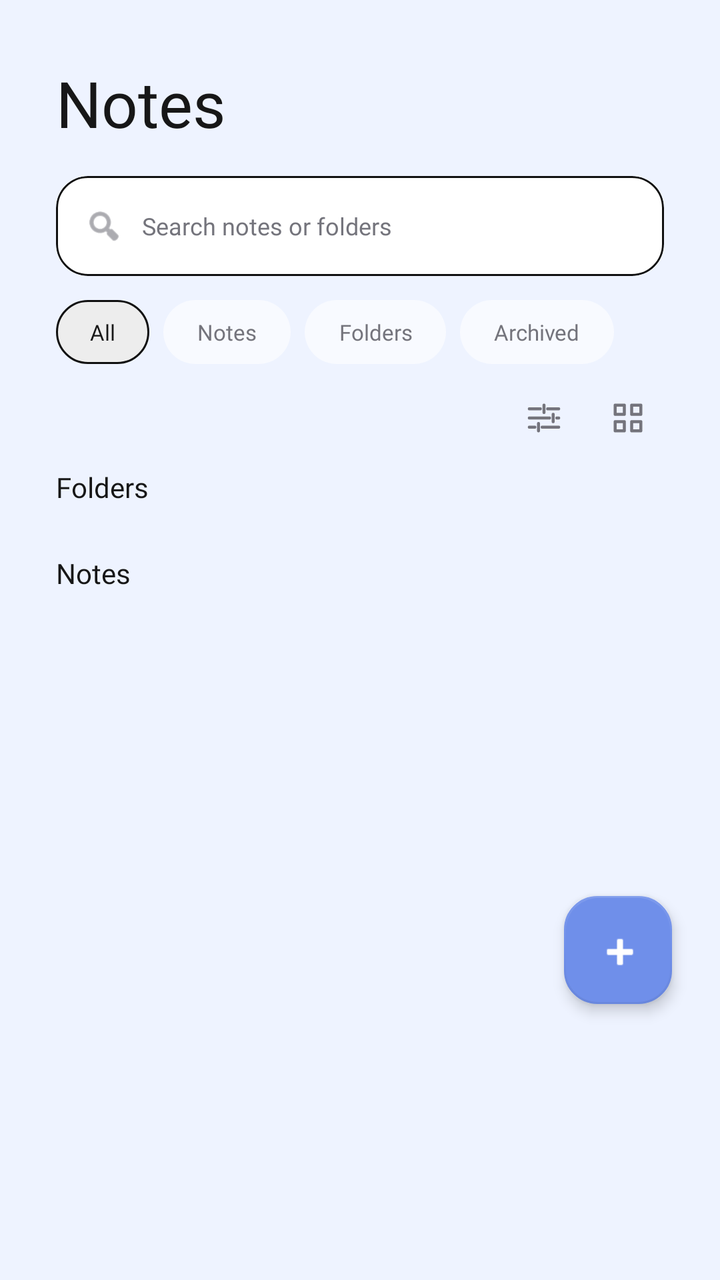
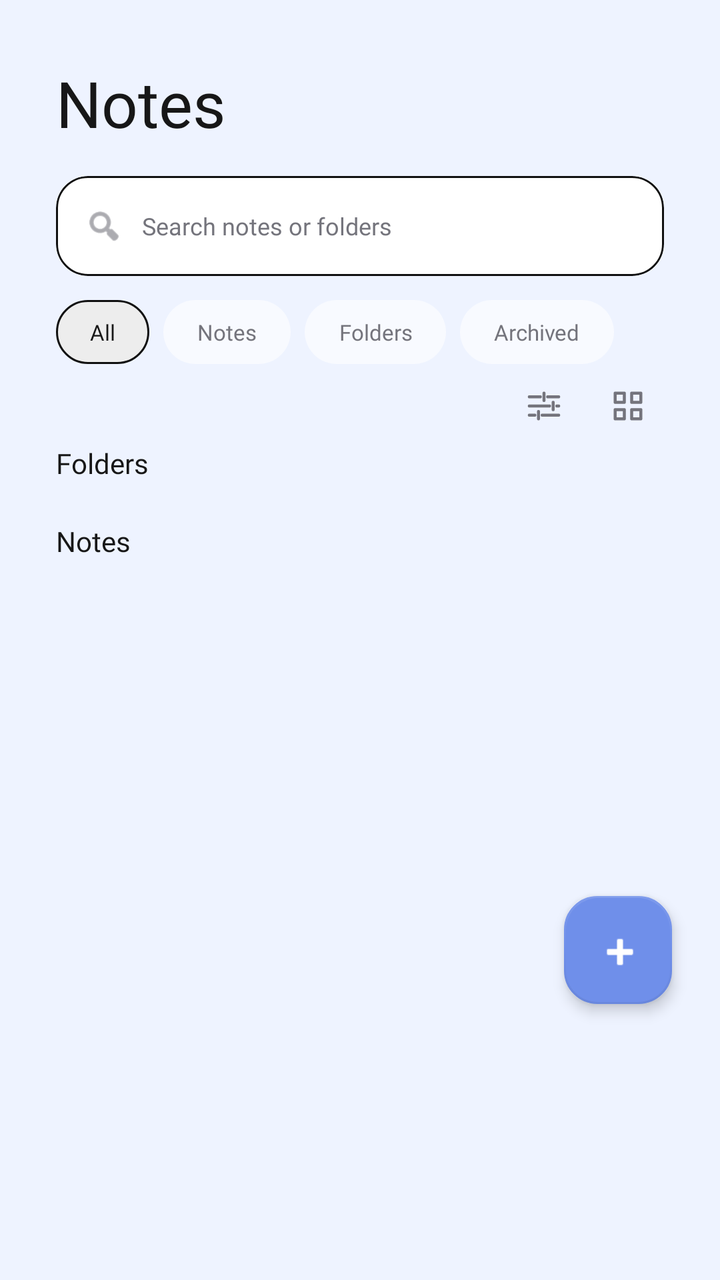

Compare the two renders of this Android layout. The source of the first and the diff that turns it into the second are given below.
<!-- AndroidManifest.xml: application theme Theme.Note2Snap -->
<!-- res/layout/fragment_notes.xml -->
<?xml version="1.0" encoding="utf-8"?>
<androidx.coordinatorlayout.widget.CoordinatorLayout
    xmlns:android="http://schemas.android.com/apk/res/android"
    xmlns:app="http://schemas.android.com/apk/res-auto"
    xmlns:tools="http://schemas.android.com/tools"
    android:layout_width="match_parent"
    android:layout_height="match_parent"
    android:background="@color/nts_background">

    <androidx.core.widget.NestedScrollView
        android:layout_width="match_parent"
        android:layout_height="match_parent"
        android:fillViewport="true"
        android:scrollbars="none">

        <LinearLayout
            android:layout_width="match_parent"
            android:layout_height="wrap_content"
            android:orientation="vertical"
            android:paddingStart="28dp"
            android:paddingTop="30dp"
            android:paddingEnd="28dp"
            android:paddingBottom="100dp">

            <TextView
                android:layout_width="wrap_content"
                android:layout_height="wrap_content"
                android:fontFamily="@font/apple_garamond_italic"
                android:text="Notes"
                android:textColor="@color/nts_text"
                android:textSize="32sp" />

            <LinearLayout
                android:layout_width="wrap_content"
                android:layout_height="wrap_content"
                android:visibility="gone">

                <TextView
                    android:id="@+id/tvTitleNote"
                    android:layout_width="wrap_content"
                    android:layout_height="wrap_content"
                    android:text="NOTE" />

                <TextView
                    android:id="@+id/tvTitle2"
                    android:layout_width="wrap_content"
                    android:layout_height="wrap_content"
                    android:text="2" />

                <TextView
                    android:id="@+id/tvTitleSnap"
                    android:layout_width="wrap_content"
                    android:layout_height="wrap_content"
                    android:text="SNAP" />
            </LinearLayout>

            <com.google.android.material.card.MaterialCardView
                android:layout_width="match_parent"
                android:layout_height="50dp"
                android:layout_marginTop="15dp"
                app:cardBackgroundColor="@color/nts_surface"
                app:cardCornerRadius="16dp"
                app:cardElevation="0dp"
                app:strokeColor="@color/nts_outline"
                app:strokeWidth="1dp">

                <LinearLayout
                    android:layout_width="match_parent"
                    android:layout_height="match_parent"
                    android:gravity="center_vertical"
                    android:orientation="horizontal"
                    android:paddingStart="14dp"
                    android:paddingEnd="14dp">

                    <ImageView
                        android:layout_width="20dp"
                        android:layout_height="20dp"
                        android:contentDescription="Search"
                        android:src="@android:drawable/ic_menu_search"
                        app:tint="@color/nts_text_secondary" />

                    <EditText
                        android:id="@+id/etSearchNotes"
                        android:layout_width="0dp"
                        android:layout_height="match_parent"
                        android:layout_marginStart="9dp"
                        android:layout_weight="1"
                        android:background="@null"
                        android:fontFamily="@font/poppins_regular"
                        android:hint="Search notes or folders"
                        android:imeOptions="actionSearch"
                        android:inputType="text"
                        android:padding="0dp"
                        android:textColor="@color/nts_text"
                        android:textColorHint="@color/nts_text_secondary"
                        android:textSize="12sp" />

                </LinearLayout>
            </com.google.android.material.card.MaterialCardView>

            <HorizontalScrollView
                android:layout_width="match_parent"
                android:layout_height="wrap_content"
                android:layout_marginTop="12dp"
                android:scrollbars="none">

                <LinearLayout
                    android:layout_width="wrap_content"
                    android:layout_height="wrap_content"
                    android:orientation="horizontal">

                    <TextView
                        android:id="@+id/chipAll"
                        android:layout_width="wrap_content"
                        android:layout_height="32dp"
                        android:background="@drawable/bg_filter_active"
                        android:fontFamily="@font/poppins_regular"
                        android:gravity="center"
                        android:paddingStart="17dp"
                        android:paddingEnd="17dp"
                        android:text="All"
                        android:textColor="@color/nts_text"
                        android:textSize="11sp" />

                    <TextView
                        android:id="@+id/chipNotes"
                        android:layout_width="wrap_content"
                        android:layout_height="32dp"
                        android:layout_marginStart="7dp"
                        android:background="@drawable/bg_chip_unselected"
                        android:fontFamily="@font/poppins_regular"
                        android:gravity="center"
                        android:paddingStart="17dp"
                        android:paddingEnd="17dp"
                        android:text="Notes"
                        android:textColor="@color/nts_text_secondary"
                        android:textSize="11sp" />

                    <TextView
                        android:id="@+id/chipFolders"
                        android:layout_width="wrap_content"
                        android:layout_height="32dp"
                        android:layout_marginStart="7dp"
                        android:background="@drawable/bg_chip_unselected"
                        android:fontFamily="@font/poppins_regular"
                        android:gravity="center"
                        android:paddingStart="17dp"
                        android:paddingEnd="17dp"
                        android:text="Folders"
                        android:textColor="@color/nts_text_secondary"
                        android:textSize="11sp" />

                    <TextView
                        android:id="@+id/chipArchived"
                        android:layout_width="wrap_content"
                        android:layout_height="32dp"
                        android:layout_marginStart="7dp"
                        android:background="@drawable/bg_chip_unselected"
                        android:fontFamily="@font/poppins_regular"
                        android:gravity="center"
                        android:paddingStart="17dp"
                        android:paddingEnd="17dp"
                        android:text="Archived"
                        android:textColor="@color/nts_text_secondary"
                        android:textSize="11sp" />

                </LinearLayout>
            </HorizontalScrollView>

            <RelativeLayout
                android:layout_width="match_parent"
                android:layout_height="38dp"
                android:layout_marginTop="8dp">

                <TextView
                    android:id="@+id/tvResultCount"
                    android:layout_width="wrap_content"
                    android:layout_height="wrap_content"
                    android:layout_alignParentStart="true"
                    android:layout_centerVertical="true"
                    android:fontFamily="@font/poppins_regular"
                    android:textColor="@color/nts_text_secondary"
                    android:textSize="10.5sp"
                    android:visibility="gone" />

                <LinearLayout
                    android:layout_width="wrap_content"
                    android:layout_height="match_parent"
                    android:layout_alignParentEnd="true"
                    android:gravity="center"
                    android:orientation="horizontal">

                    <ImageView
                        android:id="@+id/btnSort"
                        android:layout_width="36dp"
                        android:layout_height="36dp"
                        android:background="?attr/selectableItemBackgroundBorderless"
                        android:contentDescription="Sort"
                        android:padding="7dp"
                        android:src="@drawable/ic_sort_sliders"
                        app:tint="@color/nts_text_secondary" />

                    <ImageView
                        android:id="@+id/btnViewMode"
                        android:layout_width="36dp"
                        android:layout_height="36dp"
                        android:layout_marginStart="6dp"
                        android:background="?attr/selectableItemBackgroundBorderless"
                        android:contentDescription="View mode"
                        android:padding="7dp"
                        android:src="@drawable/ic_view_grid_clean"
                        app:tint="@color/nts_text_secondary" />
                </LinearLayout>
            </RelativeLayout>

            <LinearLayout
                android:id="@+id/emptyStateContainer"
                android:layout_width="match_parent"
                android:layout_height="205dp"
                android:gravity="center"
                android:orientation="vertical"
                android:visibility="gone">

                <com.airbnb.lottie.LottieAnimationView
                    android:id="@+id/lottieEmptyNotesRobot"
                    android:layout_width="140dp"
                    android:layout_height="140dp"
                    android:contentDescription="Sad Note2Snap robot"
                    app:lottie_autoPlay="true"
                    app:lottie_loop="true"
                    app:lottie_rawRes="@raw/robot_sad"
                    app:lottie_speed="0.75" />

                <TextView
                    android:id="@+id/tvNotFound"
                    android:layout_width="wrap_content"
                    android:layout_height="wrap_content"
                    android:layout_marginTop="5dp"
                    android:fontFamily="@font/poppins_semibold"
                    android:text="No saved notes yet"
                    android:textColor="@color/nts_text"
                    android:textSize="14sp" />

                <TextView
                    android:id="@+id/tvEmptyNotesSubtitle"
                    android:layout_width="280dp"
                    android:layout_height="wrap_content"
                    android:layout_marginTop="4dp"
                    android:fontFamily="@font/poppins_regular"
                    android:gravity="center"
                    android:text="Scans stay in History until you tap Save."
                    android:textColor="@color/nts_blue"
                    android:textSize="10.5sp" />

            </LinearLayout>

            <TextView
                android:id="@+id/tvFoldersLabel"
                android:layout_width="wrap_content"
                android:layout_height="wrap_content"
                android:layout_marginTop="6dp"
                android:fontFamily="@font/poppins_regular"
                android:text="Folders"
                android:textColor="@color/nts_text"
                android:textSize="14sp" />

            <androidx.recyclerview.widget.RecyclerView
                android:id="@+id/rvFolders"
                android:layout_width="match_parent"
                android:layout_height="wrap_content"
                android:layout_marginTop="6dp"
                android:nestedScrollingEnabled="false" />

            <TextView
                android:id="@+id/tvNotesLabel"
                android:layout_width="wrap_content"
                android:layout_height="wrap_content"
                android:layout_marginTop="18dp"
                android:fontFamily="@font/poppins_regular"
                android:text="Notes"
                android:textColor="@color/nts_text"
                android:textSize="14sp" />

            <androidx.recyclerview.widget.RecyclerView
                android:id="@+id/rvNotes"
                android:layout_width="match_parent"
                android:layout_height="wrap_content"
                android:layout_marginTop="6dp"
                android:nestedScrollingEnabled="false" />

        </LinearLayout>
    </androidx.core.widget.NestedScrollView>

    <com.google.android.material.floatingactionbutton.FloatingActionButton
        android:id="@+id/fabAddNotes"
        android:layout_width="54dp"
        android:layout_height="54dp"
        android:layout_gravity="bottom|end"
        android:layout_marginEnd="24dp"
        android:layout_marginBottom="138dp"
        android:contentDescription="Add Notes"
        android:visibility="visible"
        android:src="@android:drawable/ic_input_add"
        app:backgroundTint="@color/nts_blue"
        app:borderWidth="1dp"
        app:elevation="4dp"
        app:tint="@android:color/white" />

    <com.google.android.material.card.MaterialCardView
        android:id="@+id/notesSelectionBar"
        android:layout_width="match_parent"
        android:layout_height="64dp"
        android:layout_gravity="bottom"
        android:layout_marginStart="18dp"
        android:layout_marginEnd="18dp"
        android:layout_marginBottom="154dp"
        android:visibility="gone"
        app:cardBackgroundColor="@color/nts_surface"
        app:cardCornerRadius="22dp"
        app:cardElevation="8dp"
        app:strokeColor="@color/nts_blue_line"
        app:strokeWidth="1dp">

        <LinearLayout
            android:layout_width="match_parent"
            android:layout_height="match_parent"
            android:gravity="center_vertical"
            android:orientation="horizontal"
            android:paddingStart="16dp"
            android:paddingEnd="10dp">

            <TextView
                android:id="@+id/tvNotesSelectedCount"
                android:layout_width="0dp"
                android:layout_height="wrap_content"
                android:layout_weight="1"
                android:fontFamily="@font/poppins_semibold"
                android:text="1 selected"
                android:textColor="@color/nts_text"
                android:textSize="11sp" />

            <TextView
                android:id="@+id/btnNotesSelectAll"
                android:layout_width="wrap_content"
                android:layout_height="42dp"
                android:gravity="center"
                android:paddingStart="10dp"
                android:paddingEnd="10dp"
                android:text="Select all"
                android:textColor="@color/nts_blue"
                android:fontFamily="@font/poppins_medium"
                android:textSize="9.5sp" />

            <TextView
                android:id="@+id/btnNotesDeleteSelected"
                android:layout_width="78dp"
                android:layout_height="42dp"
                android:layout_marginStart="4dp"
                android:background="@drawable/bg_delete_button"
                android:gravity="center"
                android:text="Delete"
                android:textColor="@android:color/white"
                android:fontFamily="@font/poppins_semibold"
                android:textSize="10sp" />

            <TextView
                android:id="@+id/btnNotesCancelSelection"
                android:layout_width="36dp"
                android:layout_height="42dp"
                android:gravity="center"
                android:text="×"
                android:textColor="@color/nts_text_secondary"
                android:textSize="20sp" />
        </LinearLayout>
    </com.google.android.material.card.MaterialCardView>

</androidx.coordinatorlayout.widget.CoordinatorLayout>
<!-- resources referenced by this layout -->
<resources>
  <color name="nts_background">#EEF3FF</color>
  <color name="nts_blue">#6F8FEA</color>
  <color name="nts_blue_line">#D7E2F6</color>
  <color name="nts_outline">#111111</color>
  <color name="nts_surface">#FFFFFF</color>
  <color name="nts_text">#171717</color>
  <color name="nts_text_secondary">#74747C</color>
  <!-- drawable bg_chip_unselected (drawable) -->
  <?xml version="1.0" encoding="utf-8"?>
  <shape xmlns:android="http://schemas.android.com/apk/res/android">
      <solid android:color="@color/search_bg" />
      <corners android:radius="18dp" />
  </shape>
  <!-- drawable bg_delete_button (drawable) -->
  <?xml version="1.0" encoding="utf-8"?>
  <selector xmlns:android="http://schemas.android.com/apk/res/android">
      <item android:state_pressed="true">
          <shape>
              <solid android:color="#A93D3D" />
              <corners android:radius="16dp" />
          </shape>
      </item>
      <item>
          <shape>
              <solid android:color="#C44A4A" />
              <corners android:radius="16dp" />
          </shape>
      </item>
  </selector>
  <!-- drawable bg_filter_active (drawable) -->
  <?xml version="1.0" encoding="utf-8"?>
  <shape xmlns:android="http://schemas.android.com/apk/res/android"
      android:shape="rectangle">
      <solid android:color="#EDEDED" />
      <stroke android:width="1dp" android:color="#111111" />
      <corners android:radius="16dp" />
  </shape>
  <!-- drawable ic_sort_sliders (drawable) -->
  <vector xmlns:android="http://schemas.android.com/apk/res/android" android:width="24dp" android:height="24dp" android:viewportWidth="24" android:viewportHeight="24"><path android:fillColor="@android:color/transparent" android:strokeColor="#5A7FDB" android:strokeWidth="1.7" android:strokeLineCap="round" android:pathData="M4,7 L10,7 M14,7 L20,7 M12,5 L12,9 M4,12 L15,12 M19,12 L20,12 M17,10 L17,14 M4,17 L7,17 M11,17 L20,17 M9,15 L9,19"/></vector>
  <!-- drawable ic_view_grid_clean (drawable) -->
  <vector xmlns:android="http://schemas.android.com/apk/res/android" android:width="24dp" android:height="24dp" android:viewportWidth="24" android:viewportHeight="24"><path android:fillColor="@android:color/transparent" android:strokeColor="#5A7FDB" android:strokeWidth="1.7" android:strokeLineJoin="round" android:pathData="M5,5 L10,5 L10,10 L5,10 Z M14,5 L19,5 L19,10 L14,10 Z M5,14 L10,14 L10,19 L5,19 Z M14,14 L19,14 L19,19 L14,19 Z"/></vector>
  <style name="Theme.Note2Snap" parent="Theme.Material3.DayNight.NoActionBar">
  
          <item name="colorPrimary">#6F8FEA</item>
          <item name="colorOnPrimary">#FFFFFF</item>
  
          <item name="colorSecondary">#FFF79A</item>
          <item name="colorOnSecondary">#171717</item>
  
          <item name="android:colorAccent">#6F8FEA</item>
  
          <item name="android:windowBackground">#EEF3FF</item>
          <item name="android:statusBarColor">#EEF3FF</item>
          <item name="android:navigationBarColor">#FFFFFF</item>
  
          <item name="android:windowLightStatusBar">true</item>
          <item name="android:windowLightNavigationBar">true</item>
  
      </style>
  <color name="search_bg">#F8FAFF</color>
</resources>

<!-- the commit's change to res/layout/fragment_notes.xml (unified diff, before → after) -->
@@ -169,8 +169,8 @@
 
             <RelativeLayout
                 android:layout_width="match_parent"
-                android:layout_height="38dp"
-                android:layout_marginTop="8dp">
+                android:layout_height="34dp"
+                android:layout_marginTop="4dp">
 
                 <TextView
                     android:id="@+id/tvResultCount"
@@ -258,7 +258,7 @@
                 android:id="@+id/tvFoldersLabel"
                 android:layout_width="wrap_content"
                 android:layout_height="wrap_content"
-                android:layout_marginTop="6dp"
+                android:layout_marginTop="2dp"
                 android:fontFamily="@font/poppins_regular"
                 android:text="Folders"
                 android:textColor="@color/nts_text"
@@ -275,7 +275,7 @@
                 android:id="@+id/tvNotesLabel"
                 android:layout_width="wrap_content"
                 android:layout_height="wrap_content"
-                android:layout_marginTop="18dp"
+                android:layout_marginTop="14dp"
                 android:fontFamily="@font/poppins_regular"
                 android:text="Notes"
                 android:textColor="@color/nts_text"
